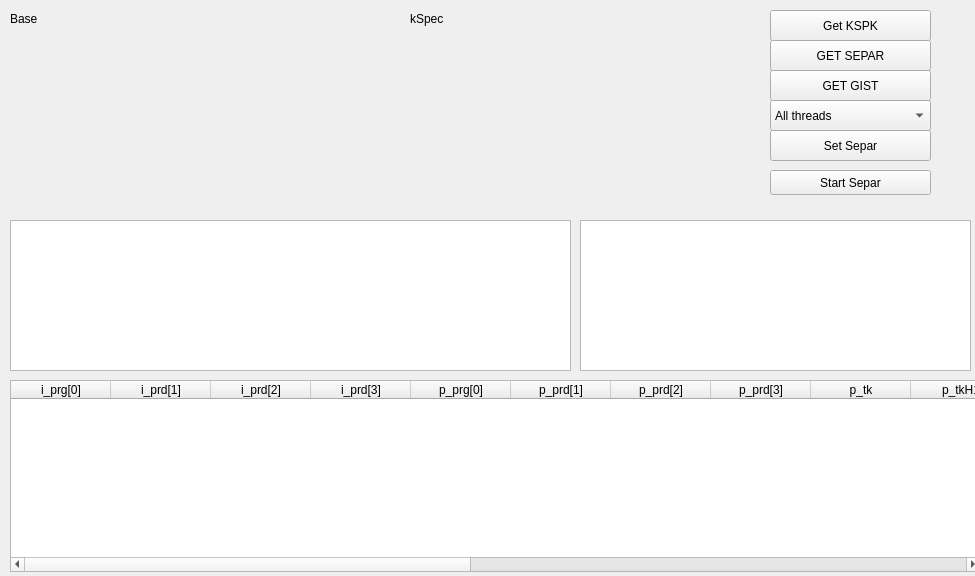
Old version of the form testtablewidget.ui in the repository longway34/SeparaterQt2.
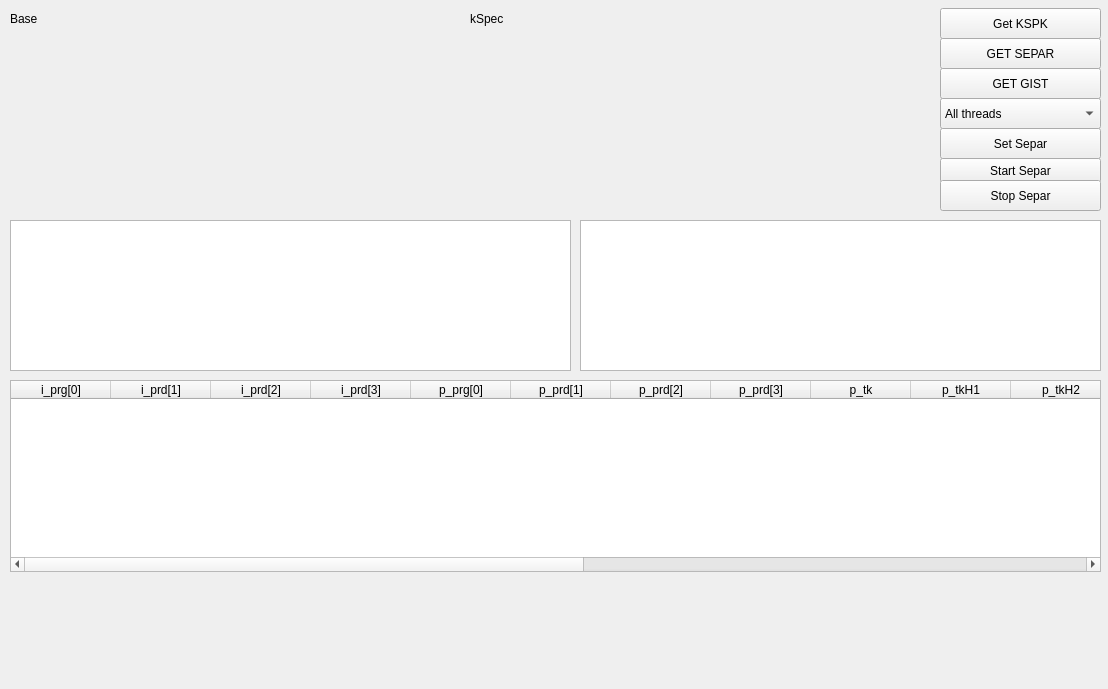
New version of the form. Custom widgets are drawn as their Qt base class.

Patch:
```diff
--- a/testtablewidget.ui
+++ b/testtablewidget.ui
@@ -6,8 +6,8 @@
    <rect>
     <x>0</x>
     <y>0</y>
-    <width>975</width>
-    <height>576</height>
+    <width>1108</width>
+    <height>689</height>
    </rect>
   </property>
   <property name="windowTitle">
@@ -18,7 +18,7 @@
     <rect>
      <x>10</x>
      <y>30</y>
-     <width>371</width>
+     <width>451</width>
      <height>171</height>
     </rect>
    </property>
@@ -26,8 +26,8 @@
   <widget class="QComboBox" name="cbThread">
    <property name="geometry">
     <rect>
-     <x>770</x>
-     <y>100</y>
+     <x>940</x>
+     <y>98</y>
      <width>161</width>
      <height>31</height>
     </rect>
@@ -66,7 +66,7 @@
     <rect>
      <x>10</x>
      <y>380</y>
-     <width>971</width>
+     <width>1091</width>
      <height>192</height>
     </rect>
    </property>
@@ -179,8 +179,8 @@
   <widget class="QPushButton" name="bGetGist">
    <property name="geometry">
     <rect>
-     <x>770</x>
-     <y>70</y>
+     <x>940</x>
+     <y>68</y>
      <width>161</width>
      <height>31</height>
     </rect>
@@ -192,8 +192,8 @@
   <widget class="QPushButton" name="bGETSepar">
    <property name="geometry">
     <rect>
-     <x>770</x>
-     <y>40</y>
+     <x>940</x>
+     <y>38</y>
      <width>161</width>
      <height>31</height>
     </rect>
@@ -205,8 +205,8 @@
   <widget class="QPushButton" name="bGetKSPK">
    <property name="geometry">
     <rect>
-     <x>770</x>
-     <y>10</y>
+     <x>940</x>
+     <y>8</y>
      <width>161</width>
      <height>31</height>
     </rect>
@@ -218,8 +218,8 @@
   <widget class="QPushButton" name="bSetSepar">
    <property name="geometry">
     <rect>
-     <x>770</x>
-     <y>130</y>
+     <x>940</x>
+     <y>128</y>
      <width>161</width>
      <height>31</height>
     </rect>
@@ -231,8 +231,8 @@
   <widget class="QPushButton" name="bStartSepar">
    <property name="geometry">
     <rect>
-     <x>770</x>
-     <y>170</y>
+     <x>940</x>
+     <y>158</y>
      <width>161</width>
      <height>25</height>
     </rect>
@@ -244,9 +244,9 @@
   <widget class="SPRSpectrumGraphicsWidget" name="kSpertGraphic" native="true">
    <property name="geometry">
     <rect>
-     <x>390</x>
+     <x>470</x>
      <y>30</y>
-     <width>371</width>
+     <width>461</width>
      <height>171</height>
     </rect>
    </property>
@@ -267,7 +267,7 @@
   <widget class="QLabel" name="label_2">
    <property name="geometry">
     <rect>
-     <x>410</x>
+     <x>470</x>
      <y>10</y>
      <width>67</width>
      <height>17</height>
@@ -282,7 +282,7 @@
     <rect>
      <x>580</x>
      <y>220</y>
-     <width>391</width>
+     <width>521</width>
      <height>151</height>
     </rect>
    </property>
@@ -293,6 +293,39 @@
     <enum>QAbstractItemView::SelectRows</enum>
    </property>
   </widget>
+  <widget class="QPushButton" name="bStopSepar">
+   <property name="geometry">
+    <rect>
+     <x>940</x>
+     <y>180</y>
+     <width>161</width>
+     <height>31</height>
+    </rect>
+   </property>
+   <property name="text">
+    <string>Stop Separ</string>
+   </property>
+  </widget>
+  <widget class="TCPLogsWigtets" name="logWidget" native="true">
+   <property name="geometry">
+    <rect>
+     <x>9</x>
+     <y>580</y>
+     <width>731</width>
+     <height>101</height>
+    </rect>
+   </property>
+  </widget>
+  <widget class="TCPTimeOutWigget" name="towidget" native="true">
+   <property name="geometry">
+    <rect>
+     <x>750</x>
+     <y>580</y>
+     <width>351</width>
+     <height>101</height>
+    </rect>
+   </property>
+  </widget>
  </widget>
  <customwidgets>
   <customwidget>
@@ -311,6 +344,18 @@
    <extends>QTableWidget</extends>
    <header>sprspectrumsmalltable.h</header>
   </customwidget>
+  <customwidget>
+   <class>TCPLogsWigtets</class>
+   <extends>QWidget</extends>
+   <header>tcp/tcplogswigtets.h</header>
+   <container>1</container>
+  </customwidget>
+  <customwidget>
+   <class>TCPTimeOutWigget</class>
+   <extends>QWidget</extends>
+   <header>tcp/tcptimeoutwigget.h</header>
+   <container>1</container>
+  </customwidget>
  </customwidgets>
  <resources/>
  <connections/>
```
